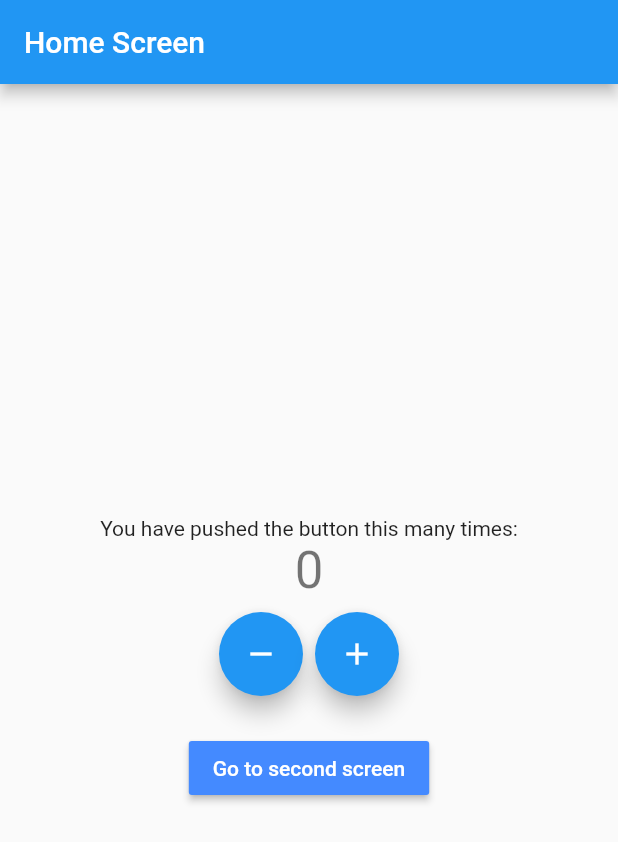
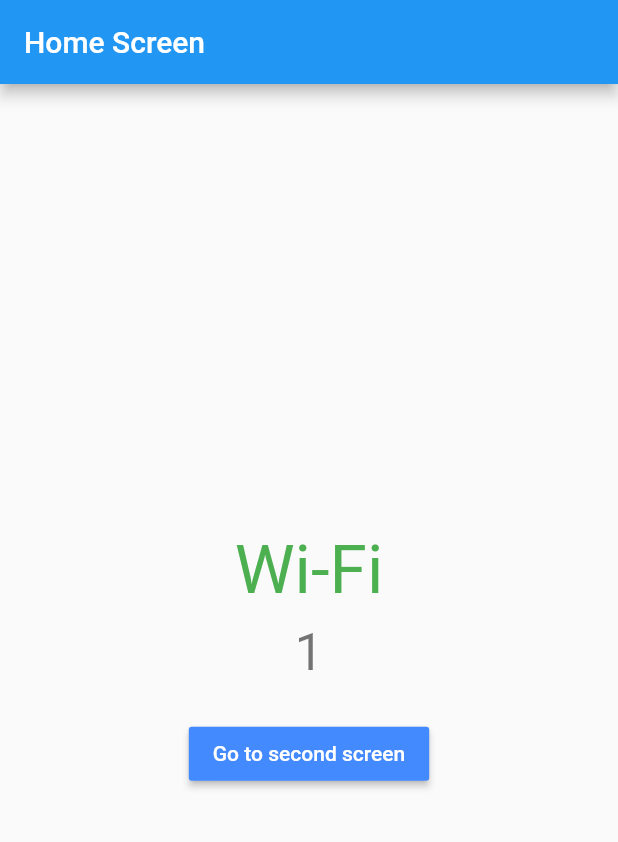
Before and after one commit to dchandrani/flutter_bloc_concepts, a Flutter app: the screen it shows after launch, on a phone screen of 412 x 824 dp. Shown: the top 842 px of the screen. Run offline on Flutter 3.47's test engine with Material 2 defaults, Android fonts, the phone set to English and light mode, and no system bars; our stand-ins replace bloc, connectivity_plus, flutter_bloc.

Commit message:
added internet cubit and write logic to increment and decrement number when connection state changes

```diff
--- /dev/null
+++ b/lib/constants/enums.dart
@@ -0,0 +1,4 @@
+enum ConnectionType {
+  Wifi,
+  Mobile,
+}
--- a/lib/logic/cubit/counter_cubit.dart
+++ b/lib/logic/cubit/counter_cubit.dart
@@ -1,10 +1,34 @@
+import 'dart:async';
+
 import 'package:bloc/bloc.dart';
+import 'package:flutter_bloc_concepts/constants/enums.dart';
+import 'package:flutter_bloc_concepts/logic/cubit/internet_cubit.dart';
 import 'package:meta/meta.dart';
 
 part 'counter_state.dart';
 
 class CounterCubit extends Cubit<CounterState> {
-  CounterCubit() : super(CounterState(counter: 0));
+  CounterCubit({
+    @required this.internetCubit,
+  }) : super(CounterState(counter: 0)) {
+    _monitorInternetCubit();
+  }
+
+  StreamSubscription<InternetState> _monitorInternetCubit() {
+    return _internetStreamSubscription =
+        internetCubit.stream.listen((internetState) {
+      if (internetState is InternetConnected &&
+          internetState.connectionType == ConnectionType.Wifi) {
+        increment();
+      } else if (internetState is InternetConnected &&
+          internetState.connectionType == ConnectionType.Mobile) {
+        decrement();
+      }
+    });
+  }
+
+  final InternetCubit internetCubit;
+  StreamSubscription _internetStreamSubscription;
 
   void increment() => emit(CounterState(
         counter: state.counter + 1,
@@ -15,4 +39,10 @@ class CounterCubit extends Cubit<CounterState> {
         counter: state.counter - 1,
         wasIncremented: false,
       ));
+
+  @override
+  Future<void> close() {
+    _internetStreamSubscription.cancel();
+    return super.close();
+  }
 }
--- /dev/null
+++ b/lib/logic/cubit/internet_cubit.dart
@@ -0,0 +1,44 @@
+import 'dart:async';
+
+import 'package:bloc/bloc.dart';
+import 'package:connectivity_plus/connectivity_plus.dart';
+import 'package:flutter_bloc_concepts/constants/enums.dart';
+import 'package:meta/meta.dart';
+
+part 'internet_state.dart';
+
+class InternetCubit extends Cubit<InternetState> {
+  InternetCubit({@required this.connectivity}) : super(CheckingInternet()) {
+    _monitorInternetConnection();
+  }
+
+  StreamSubscription<ConnectivityResult> _monitorInternetConnection() {
+    return _connectivityStreamSubscription =
+        connectivity.onConnectivityChanged.listen((connectivityResult) {
+      if (connectivityResult == ConnectivityResult.mobile) {
+        emitInternetConnected(ConnectionType.Mobile);
+      } else if (connectivityResult == ConnectivityResult.wifi) {
+        emitInternetConnected(ConnectionType.Wifi);
+      } else if (connectivityResult == ConnectivityResult.none) {
+        emitInternetDisconnected();
+      }
+    });
+  }
+
+  final Connectivity connectivity;
+  StreamSubscription _connectivityStreamSubscription;
+
+  void emitInternetConnected(ConnectionType connectionType) => emit(
+        InternetConnected(connectionType: connectionType),
+      );
+
+  void emitInternetDisconnected() => emit(
+        InternetDisconnected(),
+      );
+
+  @override
+  Future<void> close() {
+    _connectivityStreamSubscription.cancel();
+    return super.close();
+  }
+}
--- /dev/null
+++ b/lib/logic/cubit/internet_state.dart
@@ -0,0 +1,14 @@
+part of 'internet_cubit.dart';
+
+@immutable
+abstract class InternetState {}
+
+class CheckingInternet extends InternetState {}
+
+class InternetConnected extends InternetState {
+  final ConnectionType connectionType;
+
+  InternetConnected({@required this.connectionType});
+}
+
+class InternetDisconnected extends InternetState {}
--- a/lib/main.dart
+++ b/lib/main.dart
@@ -1,25 +1,48 @@
+import 'package:connectivity_plus/connectivity_plus.dart';
 import 'package:flutter/material.dart';
 import 'package:flutter_bloc/flutter_bloc.dart';
 import 'package:flutter_bloc_concepts/logic/cubit/counter_cubit.dart';
+import 'package:flutter_bloc_concepts/logic/cubit/internet_cubit.dart';
 import 'package:flutter_bloc_concepts/presentation/router/app_router.dart';
 
 void main() {
-  runApp(MyApp());
+  runApp(MyApp(
+    appRouter: AppRouter(),
+    connectivity: Connectivity(),
+  ));
 }
 
 class MyApp extends StatelessWidget {
-  final AppRouter _appRouter = AppRouter();
+  const MyApp({
+    Key key,
+    @required this.appRouter,
+    @required this.connectivity,
+  }) : super(key: key);
+
+  final AppRouter appRouter;
+  final Connectivity connectivity;
 
   @override
   Widget build(BuildContext context) {
-    return BlocProvider<CounterCubit>(
-      create: (context) => CounterCubit(),
+    return MultiBlocProvider(
+      providers: [
+        BlocProvider<InternetCubit>(
+          create: (context) => InternetCubit(
+            connectivity: connectivity,
+          ),
+        ),
+        BlocProvider<CounterCubit>(
+          create: (context) => CounterCubit(
+            internetCubit: BlocProvider.of<InternetCubit>(context),
+          ),
+        ),
+      ],
       child: MaterialApp(
         title: 'Flutter Demo',
         theme: ThemeData(
           primarySwatch: Colors.blue,
         ),
-        onGenerateRoute: _appRouter.onGenerateRoute,
+        onGenerateRoute: appRouter.onGenerateRoute,
       ),
     );
   }
--- a/lib/presentation/screens/home_screen.dart
+++ b/lib/presentation/screens/home_screen.dart
@@ -1,7 +1,8 @@
 import 'package:flutter/material.dart';
 import 'package:flutter_bloc/flutter_bloc.dart';
+import 'package:flutter_bloc_concepts/constants/enums.dart';
 import 'package:flutter_bloc_concepts/logic/cubit/counter_cubit.dart';
-import 'package:flutter_bloc_concepts/presentation/screens/second_screen.dart';
+import 'package:flutter_bloc_concepts/logic/cubit/internet_cubit.dart';
 
 class HomeScreen extends StatefulWidget {
   const HomeScreen({
@@ -28,8 +29,38 @@ class _HomeScreenState extends State<HomeScreen> {
         child: Column(
           mainAxisAlignment: MainAxisAlignment.center,
           children: <Widget>[
-            Text(
-              'You have pushed the button this many times:',
+            BlocBuilder<InternetCubit, InternetState>(
+              bloc: BlocProvider.of<InternetCubit>(context),
+              builder: (context, state) {
+                if (state is InternetConnected &&
+                    state.connectionType == ConnectionType.Wifi) {
+                  return Text(
+                    'Wi-Fi',
+                    style: Theme.of(context).textTheme.headline3.copyWith(
+                          color: Colors.green,
+                        ),
+                  );
+                } else if (state is InternetConnected &&
+                    state.connectionType == ConnectionType.Mobile) {
+                  return Text(
+                    'Mobile',
+                    style: Theme.of(context).textTheme.headline3.copyWith(
+                          color: Colors.green,
+                        ),
+                  );
+                } else if (state is InternetDisconnected) {
+                  return Text(
+                    'Disconnected',
+                    style: Theme.of(context).textTheme.headline3.copyWith(
+                          color: Colors.red,
+                        ),
+                  );
+                }
+                return CircularProgressIndicator();
+              },
+            ),
+            SizedBox(
+              height: 8,
             ),
             BlocConsumer<CounterCubit, CounterState>(
               listener: (context, state) {
@@ -56,10 +87,7 @@ class _HomeScreenState extends State<HomeScreen> {
                 );
               },
             ),
-            SizedBox(
-              height: 8,
-            ),
-            Row(
+            /*Row(
               mainAxisAlignment: MainAxisAlignment.center,
               children: [
                 FloatingActionButton(
@@ -80,7 +108,7 @@ class _HomeScreenState extends State<HomeScreen> {
                   child: Icon(Icons.add),
                 ),
               ],
-            ),
+            ),*/
             SizedBox(
               height: 24,
             ),
--- a/pubspec.yaml
+++ b/pubspec.yaml
@@ -25,6 +25,7 @@ dependencies:
     sdk: flutter
   cupertino_icons: ^1.0.2
   flutter_bloc: ^7.0.0
+  connectivity_plus: ^1.0.1
 
 dev_dependencies:
   flutter_test:
```
Also changed, not shown: pubspec.lock, 5 other files.
